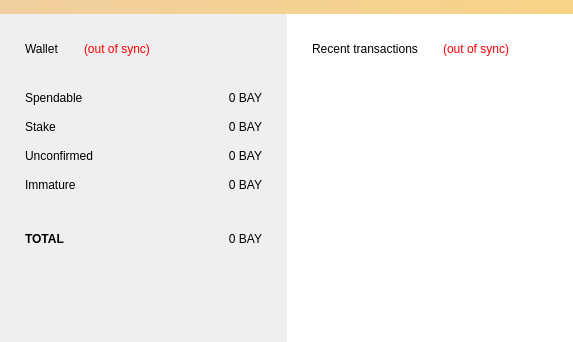
Old version of the form src/qt/forms/overviewpage.ui in the repository dzimbeck/BitBay.
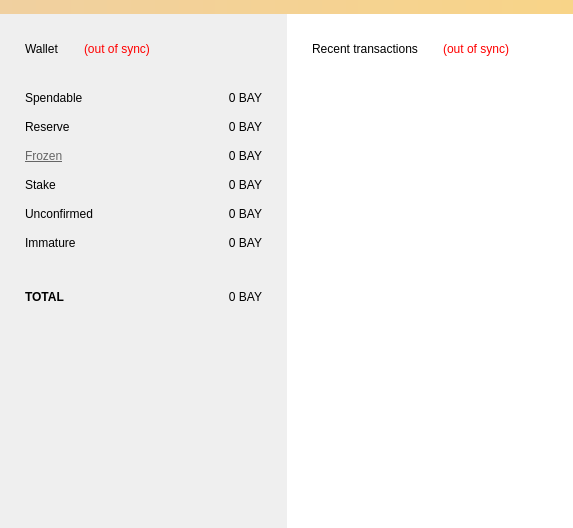
New version of the form.

```diff
--- a/src/qt/forms/overviewpage.ui
+++ b/src/qt/forms/overviewpage.ui
@@ -7,7 +7,7 @@
     <x>0</x>
     <y>0</y>
     <width>573</width>
-    <height>342</height>
+    <height>528</height>
    </rect>
   </property>
   <property name="windowTitle">
@@ -122,21 +122,8 @@
             <property name="verticalSpacing">
              <number>1</number>
             </property>
-            <item row="2" column="0">
-             <widget class="QLabel" name="labelUnconfirmedText">
-              <property name="minimumSize">
-               <size>
-                <width>0</width>
-                <height>28</height>
-               </size>
-              </property>
-              <property name="text">
-               <string>Unconfirmed</string>
-              </property>
-             </widget>
-            </item>
-            <item row="5" column="1">
-             <widget class="QLabel" name="labelTotal">
+            <item row="0" column="1">
+             <widget class="QLabel" name="labelBalance">
               <property name="cursor">
                <cursorShape>IBeamCursor</cursorShape>
               </property>
@@ -154,7 +141,20 @@
               </property>
              </widget>
             </item>
-            <item row="1" column="0">
+            <item row="0" column="0">
+             <widget class="QLabel" name="labelBalanceText">
+              <property name="minimumSize">
+               <size>
+                <width>0</width>
+                <height>28</height>
+               </size>
+              </property>
+              <property name="text">
+               <string>Spendable</string>
+              </property>
+             </widget>
+            </item>
+            <item row="3" column="0">
              <widget class="QLabel" name="labelStakeText">
               <property name="minimumSize">
                <size>
@@ -168,7 +168,10 @@
              </widget>
             </item>
             <item row="3" column="1">
-             <widget class="QLabel" name="labelImmature">
+             <widget class="QLabel" name="labelStake">
+              <property name="cursor">
+               <cursorShape>IBeamCursor</cursorShape>
+              </property>
               <property name="toolTip">
                <string>Mined balance that has not yet matured</string>
               </property>
@@ -183,7 +186,26 @@
               </property>
              </widget>
             </item>
-            <item row="2" column="1">
+            <item row="1" column="1">
+             <widget class="QLabel" name="labelReserve">
+              <property name="cursor">
+               <cursorShape>IBeamCursor</cursorShape>
+              </property>
+              <property name="toolTip">
+               <string>Your current reserve balance</string>
+              </property>
+              <property name="text">
+               <string>0 BAY</string>
+              </property>
+              <property name="alignment">
+               <set>Qt::AlignRight|Qt::AlignTrailing|Qt::AlignVCenter</set>
+              </property>
+              <property name="textInteractionFlags">
+               <set>Qt::LinksAccessibleByMouse|Qt::TextSelectableByKeyboard|Qt::TextSelectableByMouse</set>
+              </property>
+             </widget>
+            </item>
+            <item row="4" column="1">
              <widget class="QLabel" name="labelUnconfirmed">
               <property name="cursor">
                <cursorShape>IBeamCursor</cursorShape>
@@ -202,7 +224,84 @@
               </property>
              </widget>
             </item>
+            <item row="6" column="0">
+             <spacer name="verticalSpacer_2">
+              <property name="orientation">
+               <enum>Qt::Vertical</enum>
+              </property>
+              <property name="sizeType">
+               <enum>QSizePolicy::Fixed</enum>
+              </property>
+              <property name="sizeHint" stdset="0">
+               <size>
+                <width>20</width>
+                <height>25</height>
+               </size>
+              </property>
+             </spacer>
+            </item>
+            <item row="1" column="0">
+             <widget class="QLabel" name="labelReserveText">
+              <property name="minimumSize">
+               <size>
+                <width>0</width>
+                <height>28</height>
+               </size>
+              </property>
+              <property name="text">
+               <string>Reserve</string>
+              </property>
+             </widget>
+            </item>
             <item row="5" column="0">
+             <widget class="QLabel" name="labelImmatureText">
+              <property name="minimumSize">
+               <size>
+                <width>0</width>
+                <height>28</height>
+               </size>
+              </property>
+              <property name="text">
+               <string>Immature</string>
+              </property>
+             </widget>
+            </item>
+            <item row="7" column="1">
+             <widget class="QLabel" name="labelTotal">
+              <property name="cursor">
+               <cursorShape>IBeamCursor</cursorShape>
+              </property>
+              <property name="toolTip">
+               <string>Your current total balance</string>
+              </property>
+              <property name="text">
+               <string notr="true">0 BAY</string>
+              </property>
+              <property name="alignment">
+               <set>Qt::AlignRight|Qt::AlignTrailing|Qt::AlignVCenter</set>
+              </property>
+              <property name="textInteractionFlags">
+               <set>Qt::LinksAccessibleByMouse|Qt::TextSelectableByKeyboard|Qt::TextSelectableByMouse</set>
+              </property>
+             </widget>
+            </item>
+            <item row="5" column="1">
+             <widget class="QLabel" name="labelImmature">
+              <property name="toolTip">
+               <string>Mined balance that has not yet matured</string>
+              </property>
+              <property name="text">
+               <string notr="true">0 BAY</string>
+              </property>
+              <property name="alignment">
+               <set>Qt::AlignRight|Qt::AlignTrailing|Qt::AlignVCenter</set>
+              </property>
+              <property name="textInteractionFlags">
+               <set>Qt::LinksAccessibleByMouse|Qt::TextSelectableByKeyboard|Qt::TextSelectableByMouse</set>
+              </property>
+             </widget>
+            </item>
+            <item row="7" column="0">
              <widget class="QLabel" name="labelTotalText">
               <property name="minimumSize">
                <size>
@@ -221,85 +320,50 @@
               </property>
              </widget>
             </item>
-            <item row="0" column="1">
-             <widget class="QLabel" name="labelBalance">
-              <property name="cursor">
-               <cursorShape>IBeamCursor</cursorShape>
-              </property>
-              <property name="toolTip">
-               <string>Your current spendable balance</string>
-              </property>
-              <property name="text">
-               <string notr="true">0 BAY</string>
-              </property>
-              <property name="alignment">
-               <set>Qt::AlignRight|Qt::AlignTrailing|Qt::AlignVCenter</set>
-              </property>
-              <property name="textInteractionFlags">
-               <set>Qt::LinksAccessibleByMouse|Qt::TextSelectableByKeyboard|Qt::TextSelectableByMouse</set>
-              </property>
-             </widget>
-            </item>
-            <item row="1" column="1">
-             <widget class="QLabel" name="labelStake">
-              <property name="cursor">
-               <cursorShape>IBeamCursor</cursorShape>
-              </property>
-              <property name="toolTip">
-               <string>Total of coins that was staked, and do not yet count toward the current balance</string>
-              </property>
-              <property name="text">
-               <string notr="true">0 BAY</string>
-              </property>
-              <property name="alignment">
-               <set>Qt::AlignRight|Qt::AlignTrailing|Qt::AlignVCenter</set>
-              </property>
-              <property name="textInteractionFlags">
-               <set>Qt::LinksAccessibleByMouse|Qt::TextSelectableByKeyboard|Qt::TextSelectableByMouse</set>
-              </property>
-             </widget>
-            </item>
-            <item row="3" column="0">
-             <widget class="QLabel" name="labelImmatureText">
-              <property name="minimumSize">
-               <size>
-                <width>0</width>
-                <height>28</height>
-               </size>
-              </property>
-              <property name="text">
-               <string>Immature</string>
-              </property>
-             </widget>
-            </item>
-            <item row="0" column="0">
-             <widget class="QLabel" name="labelBalanceText">
-              <property name="minimumSize">
-               <size>
-                <width>0</width>
-                <height>28</height>
-               </size>
-              </property>
-              <property name="text">
-               <string>Spendable</string>
-              </property>
-             </widget>
-            </item>
             <item row="4" column="0">
-             <spacer name="verticalSpacer_2">
-              <property name="orientation">
-               <enum>Qt::Vertical</enum>
+             <widget class="QLabel" name="labelUnconfirmedText">
+              <property name="minimumSize">
+               <size>
+                <width>0</width>
+                <height>28</height>
+               </size>
               </property>
-              <property name="sizeType">
-               <enum>QSizePolicy::Fixed</enum>
+              <property name="text">
+               <string>Unconfirmed</string>
               </property>
-              <property name="sizeHint" stdset="0">
+             </widget>
+            </item>
+            <item row="2" column="0">
+             <widget class="QLabel" name="labelFrozenText">
+              <property name="minimumSize">
                <size>
-                <width>20</width>
-                <height>25</height>
+                <width>0</width>
+                <height>28</height>
                </size>
               </property>
-             </spacer>
+              <property name="text">
+               <string>&lt;html&gt;&lt;head/&gt;&lt;body&gt;&lt;p&gt;&lt;a href=&quot;frozen_link&quot;&gt;&lt;span style=&quot; text-decoration: underline; color:#666666;&quot;&gt;Frozen&lt;/span&gt;&lt;/a&gt;&lt;/p&gt;&lt;/body&gt;&lt;/html&gt;</string>
+              </property>
+             </widget>
+            </item>
+            <item row="2" column="1">
+             <widget class="QLabel" name="labelFrozen">
+              <property name="cursor">
+               <cursorShape>IBeamCursor</cursorShape>
+              </property>
+              <property name="toolTip">
+               <string>Your current frozen balance</string>
+              </property>
+              <property name="text">
+               <string>0 BAY</string>
+              </property>
+              <property name="alignment">
+               <set>Qt::AlignRight|Qt::AlignTrailing|Qt::AlignVCenter</set>
+              </property>
+              <property name="textInteractionFlags">
+               <set>Qt::LinksAccessibleByMouse|Qt::TextSelectableByKeyboard|Qt::TextSelectableByMouse</set>
+              </property>
+             </widget>
             </item>
            </layout>
           </item>
```
Left out of the diff: 4 changed lines with no effect on the pictures.
